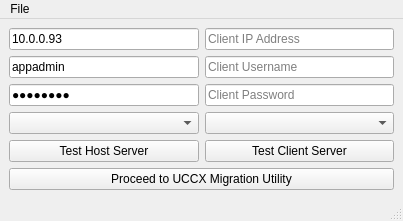
Above: uccxmigrationmainwindow.ui from xXTheAwesomerXx/XIPE before the change. Below: the same form after it.
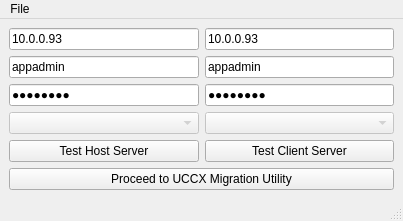
That is the form after the change.

```diff
--- a/uccxmigrationmainwindow.ui
+++ b/uccxmigrationmainwindow.ui
@@ -55,7 +55,11 @@
            </widget>
           </item>
           <item>
-           <widget class="QComboBox" name="comboBoxHostVersion"/>
+           <widget class="QComboBox" name="comboBoxHostVersion">
+            <property name="enabled">
+             <bool>false</bool>
+            </property>
+           </widget>
           </item>
           <item>
            <widget class="QPushButton" name="pushButtonTestHost">
@@ -70,6 +74,9 @@
          <layout class="QVBoxLayout" name="verticalLayout_2">
           <item>
            <widget class="QLineEdit" name="lineEditClientIP">
+            <property name="text">
+             <string>10.0.0.93</string>
+            </property>
             <property name="placeholderText">
              <string>Client IP Address</string>
             </property>
@@ -77,6 +84,9 @@
           </item>
           <item>
            <widget class="QLineEdit" name="lineEditClientUsername">
+            <property name="text">
+             <string>appadmin</string>
+            </property>
             <property name="placeholderText">
              <string>Client Username</string>
             </property>
@@ -84,6 +94,9 @@
           </item>
           <item>
            <widget class="QLineEdit" name="lineEditClientPassword">
+            <property name="text">
+             <string>cisco123</string>
+            </property>
             <property name="echoMode">
              <enum>QLineEdit::PasswordEchoOnEdit</enum>
             </property>
@@ -94,6 +107,9 @@
           </item>
           <item>
            <widget class="QComboBox" name="comboBoxClientVersion">
+            <property name="enabled">
+             <bool>false</bool>
+            </property>
             <property name="currentText">
              <string/>
             </property>
```
